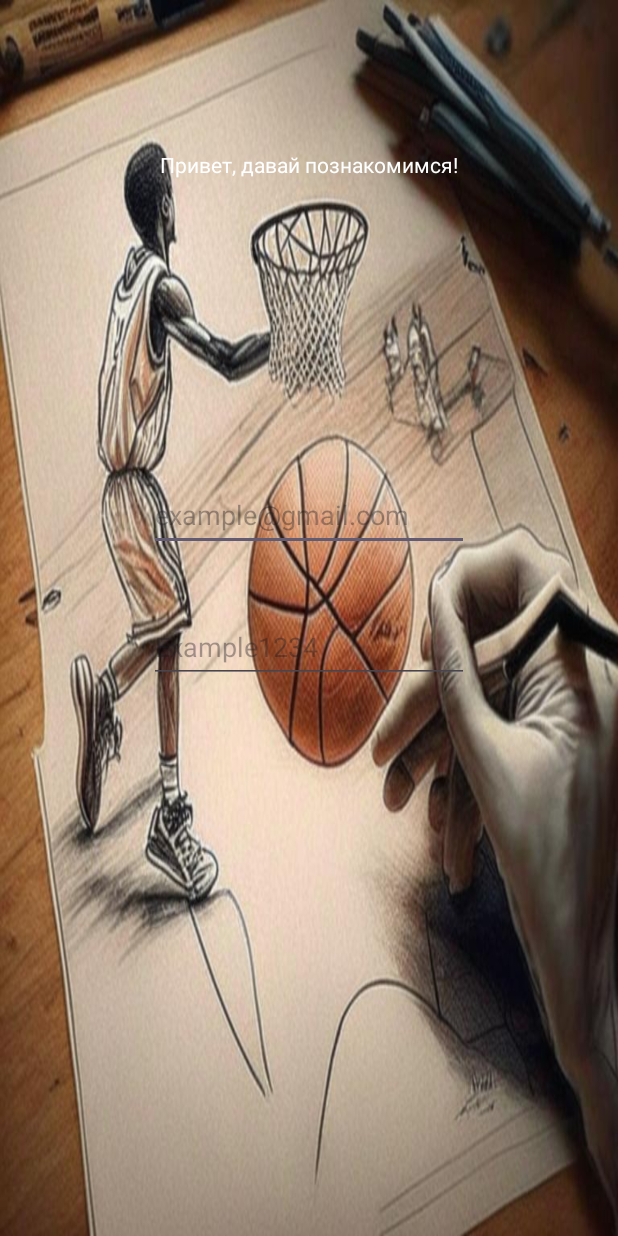
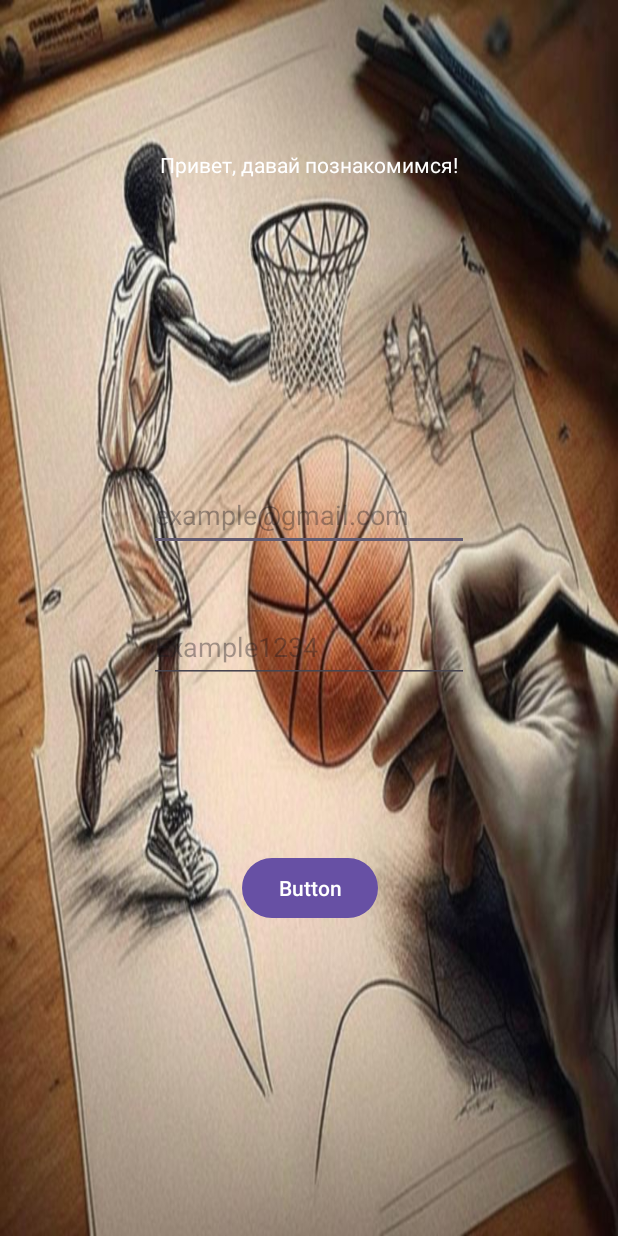
Before and after one commit to pRaBwa4/sport_spot_the_app, an Android app: the screen it shows after launch (MainActivity), on a phone screen of 412 x 824 dp. Run offline under Robolectric (Android 15) with nearby library versions, the phone set to English and light mode, and no system bars.

Commit message:
added a map, changes in files: activity.main,activity.main2, AndroidManifest, build.gradle.kts, MainActivity.java, MainActivity2.java, settings.gradle.kts  . And also a second activity with the map (to zoom the map closer, hold down control)

```diff
--- a/app/build.gradle.kts
+++ b/app/build.gradle.kts
@@ -37,4 +37,5 @@ dependencies {
     testImplementation("junit:junit:4.13.2")
     androidTestImplementation("androidx.test.ext:junit:1.1.5")
     androidTestImplementation("androidx.test.espresso:espresso-core:3.5.1")
+    implementation ("com.yandex.android:maps.mobile:4.4.0-lite")
 }
--- a/app/src/main/AndroidManifest.xml
+++ b/app/src/main/AndroidManifest.xml
@@ -13,6 +13,9 @@
         android:theme="@style/Theme.SportSpot"
         tools:targetApi="31">
         <activity
+            android:name=".MainActivity2"
+            android:exported="false" />
+        <activity
             android:name=".MainActivity"
             android:exported="true">
             <intent-filter>
--- a/app/src/main/java/com/example/sport_spot/MainActivity.java
+++ b/app/src/main/java/com/example/sport_spot/MainActivity.java
@@ -2,7 +2,9 @@ package com.example.sport_spot;
 
 import androidx.appcompat.app.AppCompatActivity;
 
+import android.content.Intent;
 import android.os.Bundle;
+import android.view.View;
 
 public class MainActivity extends AppCompatActivity {
 
@@ -11,4 +13,8 @@ public class MainActivity extends AppCompatActivity {
         super.onCreate(savedInstanceState);
         setContentView(R.layout.activity_main);
     }
+    public void goToMap(View v) {
+        Intent intent = new Intent(this, MainActivity2.class);
+        startActivity(intent);
+    }
 }
--- a/app/src/main/res/layout/activity_main.xml
+++ b/app/src/main/res/layout/activity_main.xml
@@ -45,4 +45,15 @@
         app:layout_constraintEnd_toEndOf="parent"
         app:layout_constraintStart_toStartOf="parent"
         app:layout_constraintTop_toTopOf="parent" />
+
+    <Button
+        android:id="@+id/button"
+        android:layout_width="wrap_content"
+        android:layout_height="wrap_content"
+        android:layout_marginEnd="160dp"
+        android:layout_marginBottom="208dp"
+        android:text="Button"
+        android:onClick="goToMap"
+        app:layout_constraintBottom_toBottomOf="parent"
+        app:layout_constraintEnd_toEndOf="parent" />
 </androidx.constraintlayout.widget.ConstraintLayout>
--- a/settings.gradle.kts
+++ b/settings.gradle.kts
@@ -10,8 +10,11 @@ dependencyResolutionManagement {
     repositories {
         google()
         mavenCentral()
+        maven {
+            url = uri("https://maven.google.com/")
+        }
     }
 }
 
-rootProject.name = "Sport Spot"
+rootProject.name = "My Application"
 include(":app")
```
Also changed, not shown: app/src/main/java/com/example/sport_spot/MainActivity2.java (added, +57 -0 lines), app/src/main/res/layout/activity_main2.xml (added, +14 -0 lines).
